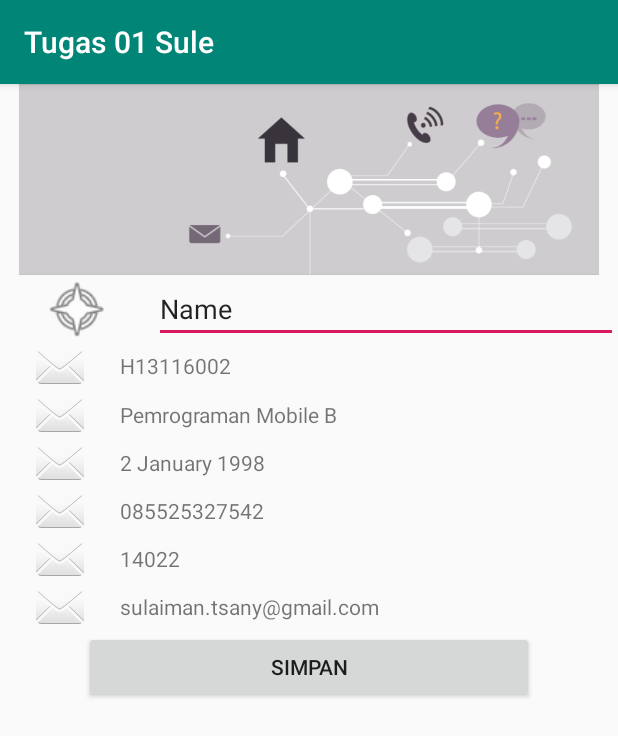
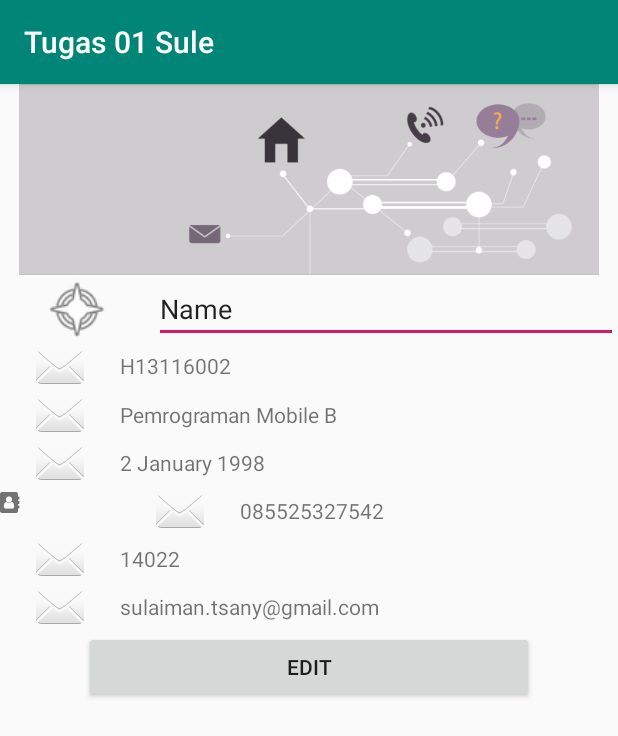
Before and after one commit to SulaimanTsany/Android-Studio, an Android app: the screen it shows after launch (MainActivity), on a phone screen of 412 x 824 dp. Shown: the top 736 px of the screen. Run offline under Robolectric (Android 15) with nearby library versions, the phone set to English and light mode, and no system bars.

Commit message:
fontawesome

```diff
--- /dev/null
+++ b/app/src/main/java/com/example/diss/tugas01sule/FontAwesome.java
@@ -0,0 +1,35 @@
+package com.example.diss.tugas01sule;
+
+import android.content.Context;
+import android.graphics.Typeface;
+import android.support.v7.widget.AppCompatTextView;
+import android.util.AttributeSet;
+import android.widget.TextView;
+
+public class FontAwesome extends AppCompatTextView {
+
+
+    public FontAwesome(Context context, AttributeSet attrs, int defStyle) {
+        super(context, attrs, defStyle);
+        init();
+    }
+
+    public FontAwesome(Context context, AttributeSet attrs) {
+        super(context, attrs);
+        init();
+    }
+
+    public FontAwesome(Context context) {
+        super(context);
+        init();
+    }
+
+    private void init() {
+
+        //Font name should not contain "/".
+        Typeface tf = Typeface.createFromAsset(getContext().getAssets(),
+                "fonts/fontawesome-webfont.ttf");
+        setTypeface(tf);
+    }
+
+}
--- a/app/src/main/res/layout/activity_main.xml
+++ b/app/src/main/res/layout/activity_main.xml
@@ -91,6 +91,12 @@
             android:layout_width="match_parent"
             android:layout_height="wrap_content"
             android:orientation="horizontal">
+            <com.example.diss.tugas01sule.FontAwesome
+                android:id="@+id/userLogin"
+                android:text="&#xf2b9;"
+                android:clickable="true"
+                android:layout_width="80dp"
+                android:layout_height="wrap_content" />
             <ImageView
                 android:id="@+id/imageView7"
                 android:layout_width="80dp"
--- a/app/src/main/res/values/strings.xml
+++ b/app/src/main/res/values/strings.xml
@@ -1,6 +1,6 @@
 <resources>
     <string name="app_name">Tugas 01 Sule</string>
-    <string name="save">Simpan</string>
+    <string name="save">Edit</string>
     <string name="name">Sulaeman</string>
     <string name="student_id">H13116002</string>
     <string name="class_name">Pemrograman Mobile B</string>
```
